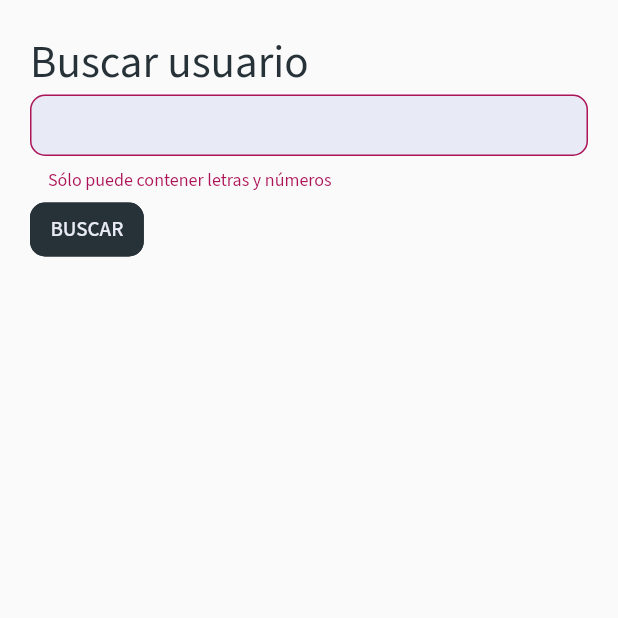
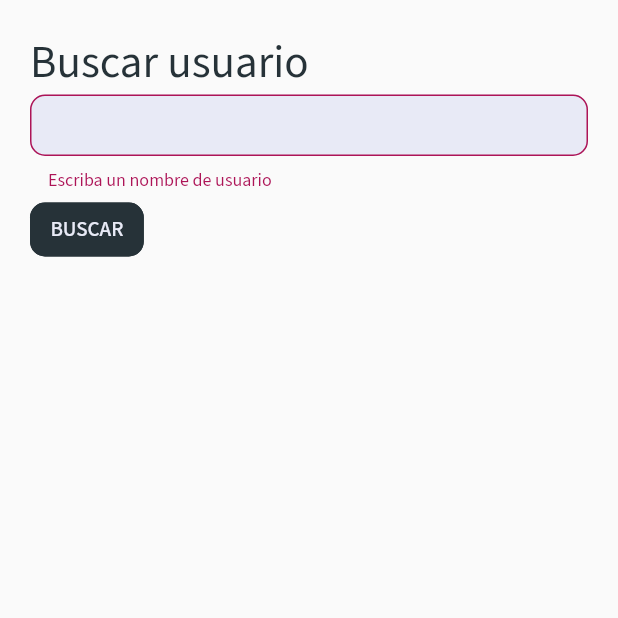
Before and after one commit to djgamarra/world_builder, a Flutter app: the SearchPage screen opened directly, after a tap on "BUSCAR", on a phone screen of 412 x 824 dp, the top half of it. Run offline on Flutter 3.47's test engine with Material 2 defaults, Android fonts, the phone set to English and light mode, and no system bars; our stand-ins replace cloud_firestore, firebase_auth, firebase_core, flutter_svg, get, google_fonts; accounts and stored records are empty; network calls fail.

Commit message:
Search 50%

```diff
--- a/lib/controllers/auth_controller.dart
+++ b/lib/controllers/auth_controller.dart
@@ -22,8 +22,8 @@ class AuthOkStatus extends AuthStatus {
   const AuthOkStatus({required this.userData});
 }
 
-class AuthUpdateStatus extends AuthOkStatus {
-  AuthUpdateStatus({required UserData userData}) : super(userData: userData);
+class AuthCurrentUserUpdateStatus extends AuthOkStatus {
+  AuthCurrentUserUpdateStatus({required UserData userData}) : super(userData: userData);
 }
 
 class AuthErrorStatus extends AuthStatus {
@@ -46,7 +46,7 @@ class AuthController {
   ) async {
     final status = currentStatus.value;
     if (status is AuthOkStatus) {
-      currentStatus.value = AuthUpdateStatus(userData: status.userData);
+      currentStatus.value = AuthCurrentUserUpdateStatus(userData: status.userData);
       final newUserData = await _users.updateProfile(
         fullName,
         taste,
--- a/lib/controllers/core_data_controller.dart
+++ b/lib/controllers/core_data_controller.dart
@@ -1,6 +1,8 @@
 import 'package:get/get.dart';
 import 'package:world_builder/models/region.dart';
+import 'package:world_builder/models/user_data.dart';
 import 'package:world_builder/services/firestore_service.dart';
+import 'package:world_builder/services/users_service.dart';
 
 enum CoreDataLoadStatus { unloaded, loaded, loadedWError, loading }
 
@@ -15,10 +17,14 @@ abstract class CoreDataController<T> {
     data = Rx<T>(defaultValue);
   }
 
-  void ensureInitialized() async {
+  Future<void> ensureLoaded() async {
     if (loadStatus.value == CoreDataLoadStatus.loaded) {
       return;
     }
+    await _load();
+  }
+
+  Future<void> _load() async {
     loadStatus.value = CoreDataLoadStatus.loading;
     try {
       data.value = await _loader();
@@ -55,3 +61,27 @@ class RegionsController extends CoreDataController<List<Region>> {
     return _regions;
   }
 }
+
+class SearchController extends CoreDataController<List<ExternalUserData>> {
+  final _users = Get.find<UsersService>();
+  String _region = 'GLOBAL', _query = '';
+
+  SearchController() : super([]);
+
+  @override
+  final errorMessage = 'Error al realizar la búsqueda';
+
+  @override
+  Future<List<ExternalUserData>> _loader() => _users.searchUsers(
+        _query,
+        region: _region,
+      );
+
+  Future<void> searchOver(String query, String region) async {
+    _region = region;
+    _query = query;
+    await _load();
+    _region = '';
+    _query = '';
+  }
+}
--- a/lib/main.dart
+++ b/lib/main.dart
@@ -17,7 +17,8 @@ void main() async {
   Get.put(UsersService());
   // controllers
   Get.put(AuthController());
-  Get.put(RegionsController()).ensureInitialized();
+  Get.put(RegionsController()).ensureLoaded();
+  Get.put(SearchController());
   runApp(const MyApp());
 }
 
--- a/lib/models/user_data.dart
+++ b/lib/models/user_data.dart
@@ -1,21 +1,55 @@
 import 'package:firebase_auth/firebase_auth.dart';
 
-class UserData {
-  final String uid, email, username, fullName, region;
-  final String taste, interests, writerOf;
+class ExternalUserData {
+  final String username, taste, interests, writerOf, region;
+
+  const ExternalUserData({
+    required this.username,
+    required this.taste,
+    required this.interests,
+    required this.writerOf,
+    required this.region,
+  });
+
+  Map<String, bool> get usernameIndexMap {
+    final map = <String, bool>{};
+    username.split('').toSet().forEach((element) {
+      map[element] = true;
+    });
+    return map;
+  }
+
+  Map<String, dynamic> toFirestoreMapPublic() => {
+        'username': username,
+        'region': region,
+        'taste': taste,
+        'interests': interests,
+        'writerOf': writerOf,
+        'usernameIndex': usernameIndexMap,
+      };
+}
+
+class UserData extends ExternalUserData {
+  final String uid, email, fullName;
   final User user;
 
   const UserData({
     required this.uid,
     required this.email,
-    required this.username,
     required this.fullName,
-    required this.region,
     required this.user,
-    required this.taste,
-    required this.interests,
-    required this.writerOf,
-  });
+    required String username,
+    required String region,
+    required String taste,
+    required String interests,
+    required String writerOf,
+  }) : super(
+          region: region,
+          writerOf: writerOf,
+          interests: interests,
+          taste: taste,
+          username: username,
+        );
 
   static UserData fromFirebase({
     required User user,
@@ -33,23 +67,6 @@ class UserData {
         writerOf: data['writerOf'],
       );
 
-  Map<String, bool> get usernameIndexMap {
-    final map = <String, bool>{};
-    username.split('').toSet().forEach((element) {
-      map[element] = true;
-    });
-    return map;
-  }
-
-  Map<String, dynamic> toFirestoreMapPublic() => {
-        'username': username,
-        'region': region,
-        'taste': taste,
-        'interests': interests,
-        'writerOf': writerOf,
-        'usernameIndex': usernameIndexMap,
-      };
-
   Map<String, dynamic> toFirestoreMapPrivate() => {
         'email': email,
         'fullName': fullName,
--- a/lib/ui/pages/profile_page.dart
+++ b/lib/ui/pages/profile_page.dart
@@ -87,7 +87,7 @@ class _ProfilePageState extends State<ProfilePage> {
 
   Widget _renderActionButton() => Obx(() {
         final status = _authController.currentStatus.value;
-        if (status is AuthUpdateStatus) {
+        if (status is AuthCurrentUserUpdateStatus) {
           return CustomButton(
             text: 'GUARDANDO...',
             onClick: _onSaveBtnClick,
--- a/lib/ui/pages/search_page.dart
+++ b/lib/ui/pages/search_page.dart
@@ -1,6 +1,8 @@
 import 'package:flutter/material.dart';
 import 'package:get/get.dart';
 import 'package:world_builder/controllers/auth_controller.dart';
+import 'package:world_builder/controllers/core_data_controller.dart';
+import 'package:world_builder/services/users_service.dart';
 import 'package:world_builder/ui/utils.dart';
 import 'package:world_builder/ui/widgets/custom_button.dart';
 import 'package:world_builder/ui/widgets/custom_text_field.dart';
@@ -15,10 +17,11 @@ class SearchPage extends StatefulWidget {
 }
 
 class _SearchPageState extends State<SearchPage> {
-  final _usersController = Get.find<AuthController>();
+  final _authController = Get.find<AuthController>();
+  final _searchController = Get.find<SearchController>();
+
   final _formKey = GlobalKey<FormState>();
   String _searchText = '';
-  List<Map<String, dynamic>> _data = [];
 
   void _onSearchQChanged(_, text) => setState(() {
         _searchText = text;
@@ -27,12 +30,51 @@ class _SearchPageState extends State<SearchPage> {
   void _onSearchBtnClick() async {
     if (_formKey.currentState!.validate()) {
       Get.focusScope!.unfocus();
-      // final data = await _usersController.searchUsers(_searchText);
-      // setState(() {
-      //   _data = data;
-      // });
+      final status = _authController.currentStatus.value;
+      if (status is AuthOkStatus) {
+        await _searchController.searchOver(_searchText, status.userData.region);
+      } else {
+        Get.snackbar('Error', 'Ha sucedido un error, inicie sesión nuevamente');
+      }
     }
   }
+
+  Widget _renderSearchResults() => Obx(() {
+        switch (_searchController.loadStatus.value) {
+          case CoreDataLoadStatus.loading:
+          case CoreDataLoadStatus.loaded:
+            return Column(
+              crossAxisAlignment: CrossAxisAlignment.start,
+              children: _searchController.data.value
+                  .map((e) => Text(e.username))
+                  .toList(),
+            );
+          case CoreDataLoadStatus.unloaded:
+            return const SizedBox();
+          case CoreDataLoadStatus.loadedWError:
+            return Text(
+              'Error al cargar los resultados',
+              style: primaryFont.copyWith(fontSize: 20),
+            );
+        }
+      });
+
+  Widget _renderActionButton() => Obx(() {
+        if (_searchController.loadStatus.value == CoreDataLoadStatus.loading) {
+          return CustomButton(
+            text: 'BUSCANDO...',
+            onClick: _onSearchBtnClick,
+            solid: true,
+            disabled: true,
+          );
+        } else {
+          return CustomButton(
+            text: 'BUSCAR',
+            onClick: _onSearchBtnClick,
+            solid: true,
+          );
+        }
+      });
 
   @override
   Widget build(BuildContext context) {
@@ -55,12 +97,8 @@ class _SearchPageState extends State<SearchPage> {
                     onChanged: _onSearchQChanged,
                   ),
                 ),
-                CustomButton(
-                  text: 'BUSCAR',
-                  onClick: _onSearchBtnClick,
-                  solid: true,
-                ),
-                ..._data.map((e) => Text(e['username'])).toList(),
+                _renderActionButton(),
+                _renderSearchResults(),
               ],
             ),
           ),
--- a/lib/ui/utils.dart
+++ b/lib/ui/utils.dart
@@ -39,7 +39,7 @@ String? usernameValidator(String? username) {
 }
 
 String? usernameSearchValidator(String? username) {
-  if (username == null) {
+  if (username == null || username.isEmpty) {
     return 'Escriba un nombre de usuario';
   }
   if (username.length > 12) {
```
Also changed, not shown: lib/services/users_service.dart (+12 -3 lines).
